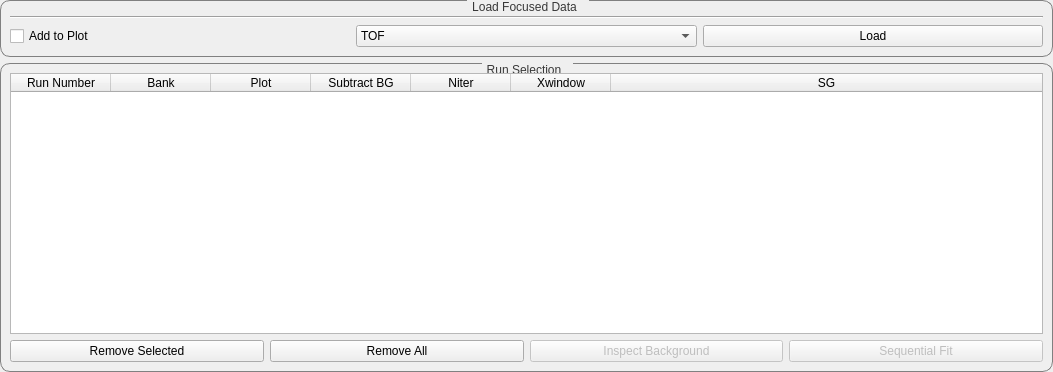
Qt form scripts/Engineering/gui/engineering_diffraction/tabs/fitting/data_handling/data_widget.ui (mantidproject/mantid) before a commit.
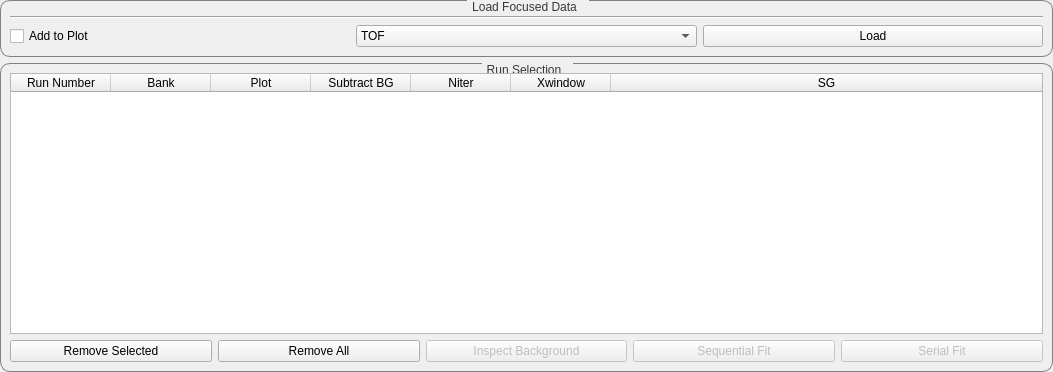
The same form after that commit. Custom widgets are drawn as their Qt base class.

Commit message: Add serial fit capability to EngDiff UI

Diff of the .ui file:
```diff
--- a/scripts/Engineering/gui/engineering_diffraction/tabs/fitting/data_handling/data_widget.ui
+++ b/scripts/Engineering/gui/engineering_diffraction/tabs/fitting/data_handling/data_widget.ui
@@ -232,6 +232,16 @@
           </property>
          </widget>
         </item>
+		<item row="0" column="4">
+         <widget class="QPushButton" name="button_SerialFit">
+          <property name="enabled">
+           <bool>false</bool>
+          </property>
+          <property name="text">
+		   <string>Serial Fit</string>
+          </property>
+         </widget>
+        </item>
        </layout>
       </item>
      </layout>
```
The commit also changes 5 other files.
